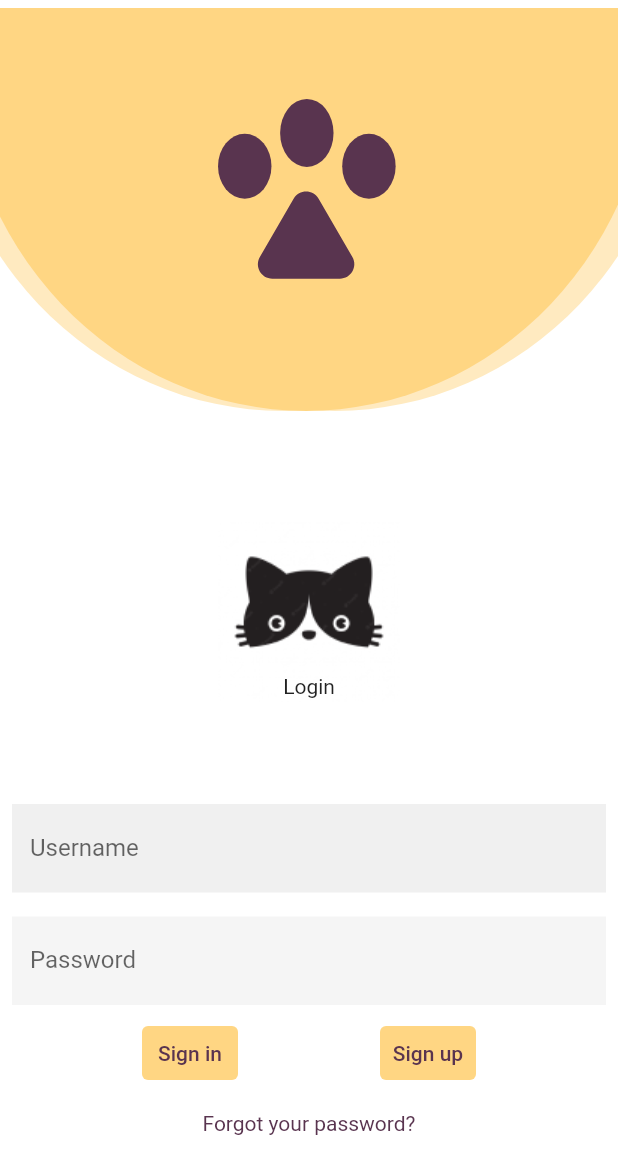
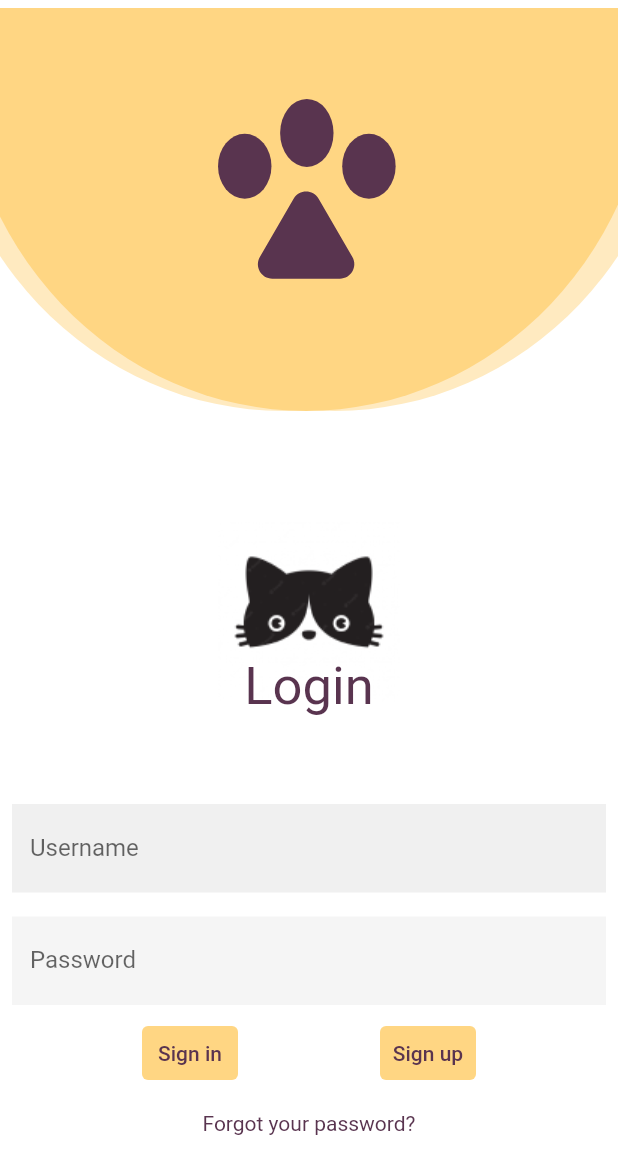
Before and after one commit to Waldalmullah/aaab, a Flutter app: the screen it shows after launch, on a phone screen of 412 x 824 dp. Shown: the top 1174 px of the screen. Run offline on Flutter 3.47's test engine with Material 2 defaults, Android fonts, the phone set to English and light mode, and no system bars; our stand-ins replace auto_route, flutter_svg, get_it, injectable, logger, stacked; project files that could hold a hidden picture were left out.

Commit message:
Change Text color and font

```diff
--- a/lib/ui/views/login/login_view.dart
+++ b/lib/ui/views/login/login_view.dart
@@ -32,6 +32,7 @@ class LoginView extends StatelessWidget {
                         child: Text(
                           "Login",
                           textAlign: TextAlign.center,
+                          style: TextStyle(color: textColor, fontSize: 35),
                         ),
                       )
                     ],
@@ -40,7 +41,7 @@ class LoginView extends StatelessWidget {
                 Padding(
                   padding: const EdgeInsets.all(8.0),
                   child: TextFormField(
-                    style: TextStyle(color: Colors.red),
+                    style: TextStyle(color: textColor),
                     decoration: InputDecoration(
                       fillColor: textField,
                       filled: true,
```
